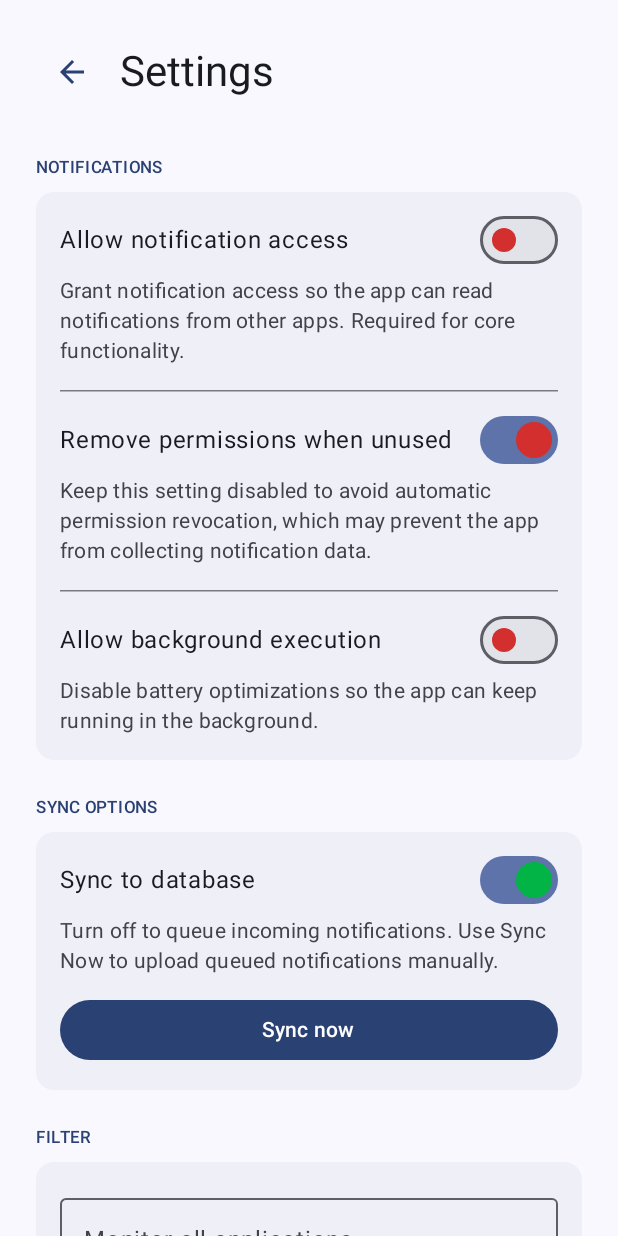
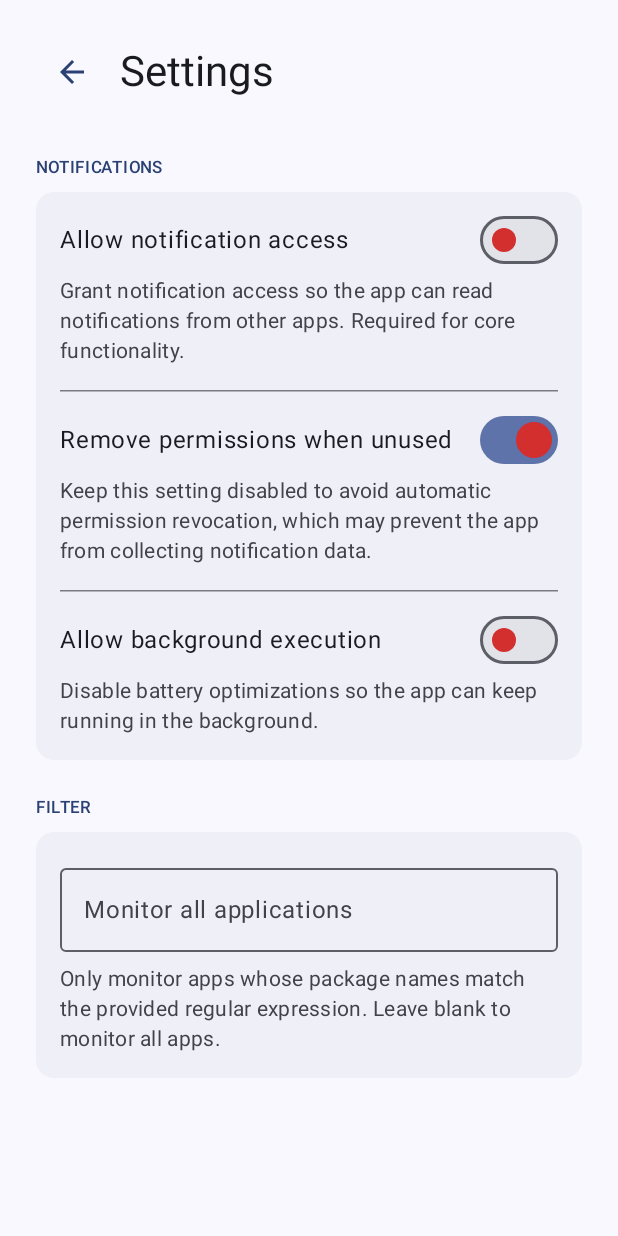
Before and after one commit to rudro-kalix/android-notification-listener-main, an Android app built with Jetpack Compose: the screen it shows after launch (MainActivity), after a tap on "Open settings", on a phone screen of 412 x 824 dp. Run offline under Robolectric (Android 15) with nearby library versions, the light colour scheme and no system bars; 3 statements that could not run were skipped.

Commit message:
Revert "Add sync toggle and manual 'Sync Now' option for database syncing"

```diff
--- a/app/src/main/java/ee/kytt/androidnotificationlistener/Constants.kt
+++ b/app/src/main/java/ee/kytt/androidnotificationlistener/Constants.kt
@@ -8,7 +8,5 @@ object Constants {
     const val PREF_SYNCED_COUNT = "syncedCount"
     const val PREF_FAILED_COUNT = "failedCount"
     const val PREF_LAST_SYNC_TIME = "lastSyncTime"
-    const val PREF_SYNC_ENABLED = "syncEnabled"
-    const val PREF_PENDING_SYNC_ITEMS = "pendingSyncItems"
     const val SETTINGS_URI = "enabled_notification_listeners"
 }
--- a/app/src/main/java/ee/kytt/androidnotificationlistener/ui/SettingsScreen.kt
+++ b/app/src/main/java/ee/kytt/androidnotificationlistener/ui/SettingsScreen.kt
@@ -13,27 +13,19 @@ import androidx.compose.foundation.rememberScrollState
 import androidx.compose.foundation.verticalScroll
 import androidx.compose.material.icons.Icons
 import androidx.compose.material.icons.automirrored.filled.ArrowBack
-import androidx.compose.material3.Button
 import androidx.compose.material3.HorizontalDivider
 import androidx.compose.material3.Icon
 import androidx.compose.material3.IconButton
 import androidx.compose.material3.MaterialTheme
 import androidx.compose.material3.Text
 import androidx.compose.runtime.Composable
-import androidx.compose.runtime.getValue
-import androidx.compose.runtime.mutableStateOf
-import androidx.compose.runtime.remember
-import androidx.compose.runtime.setValue
 import androidx.compose.ui.Alignment
 import androidx.compose.ui.Modifier
 import androidx.compose.ui.res.stringResource
 import androidx.compose.ui.unit.dp
-import ee.kytt.androidnotificationlistener.Constants
 import ee.kytt.androidnotificationlistener.Constants.PREF_PACKAGE_PATTERN
 import ee.kytt.androidnotificationlistener.R
-import ee.kytt.androidnotificationlistener.service.NotificationSyncManager
 import ee.kytt.androidnotificationlistener.ui.element.ContentGroup
-import ee.kytt.androidnotificationlistener.ui.element.SettingSwitch
 import ee.kytt.androidnotificationlistener.ui.element.TextField
 
 @Composable
@@ -43,8 +35,6 @@ fun SettingsScreen(
     onBack: (() -> Unit)? = null
 ) {
     val divModifier = Modifier.padding(vertical = 16.dp)
-    val prefs = remember { context.getSharedPreferences(Constants.PREFS_NAME, Context.MODE_PRIVATE) }
-    var syncEnabled by remember { mutableStateOf(prefs.getBoolean(Constants.PREF_SYNC_ENABLED, true)) }
 
     Column(
         modifier = modifier
@@ -82,26 +72,6 @@ fun SettingsScreen(
             BackgroundPermissionButton(context)
         }
 
-        ContentGroup(title = stringResource(R.string.sync_options_title)) {
-            SettingSwitch(
-                title = stringResource(R.string.sync_enabled_title),
-                checked = syncEnabled,
-                description = stringResource(R.string.sync_enabled_description)
-            ) { enabled ->
-                syncEnabled = enabled
-                prefs.edit().putBoolean(Constants.PREF_SYNC_ENABLED, enabled).apply()
-            }
-
-            Spacer(modifier = Modifier.height(12.dp))
-
-            Button(
-                onClick = { NotificationSyncManager.syncNow(context) },
-                modifier = Modifier.fillMaxWidth()
-            ) {
-                Text(text = stringResource(R.string.sync_now))
-            }
-        }
-
         ContentGroup(title = stringResource(R.string.filter)) {
             TextField(
                 context = context,
--- a/app/src/main/res/values/strings.xml
+++ b/app/src/main/res/values/strings.xml
@@ -14,10 +14,6 @@
     <string name="monitor_matching_apps">Monitor matching applications</string>
     <string name="monitor_all_apps">Monitor all applications</string>
     <string name="monitor_matching_apps_description">Only monitor apps whose package names match the provided regular expression. Leave blank to monitor all apps.</string>
-    <string name="sync_options_title">Sync options</string>
-    <string name="sync_enabled_title">Sync to database</string>
-    <string name="sync_enabled_description">Turn off to queue incoming notifications. Use Sync Now to upload queued notifications manually.</string>
-    <string name="sync_now">Sync now</string>
     <string name="sync_stats_title">Sync stats</string>
     <string name="notifications_received">Notifications received</string>
     <string name="notifications_synced">Notifications synced</string>
```
Also changed, not shown: app/src/main/java/ee/kytt/androidnotificationlistener/service/NotificationListener.kt (+21 -2 lines), app/src/main/java/ee/kytt/androidnotificationlistener/service/NotificationSyncManager.kt (deleted, +0 -124 lines).
